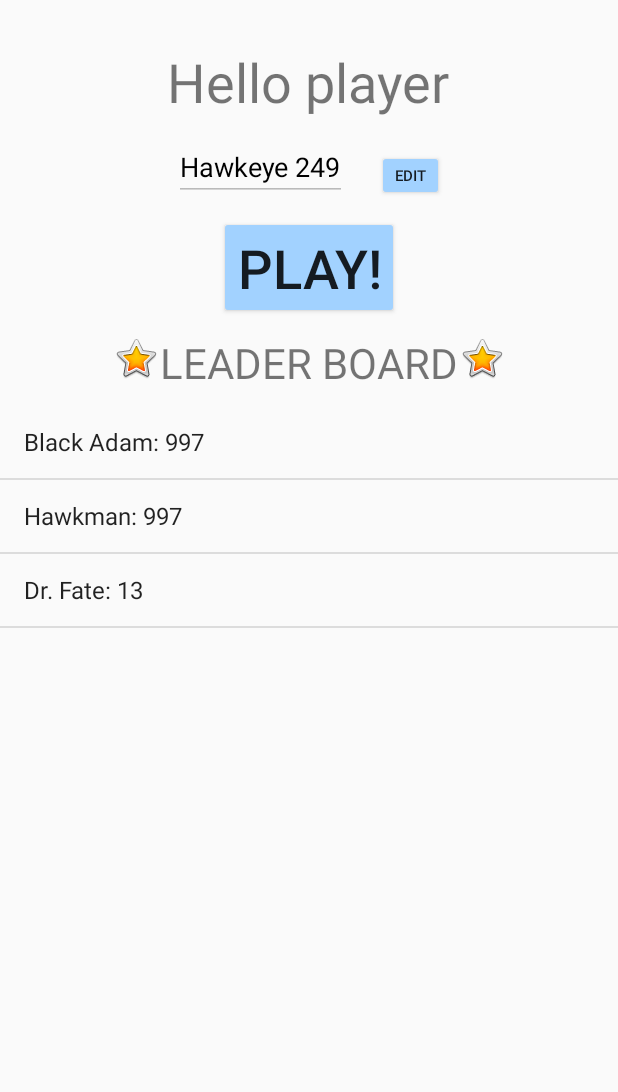
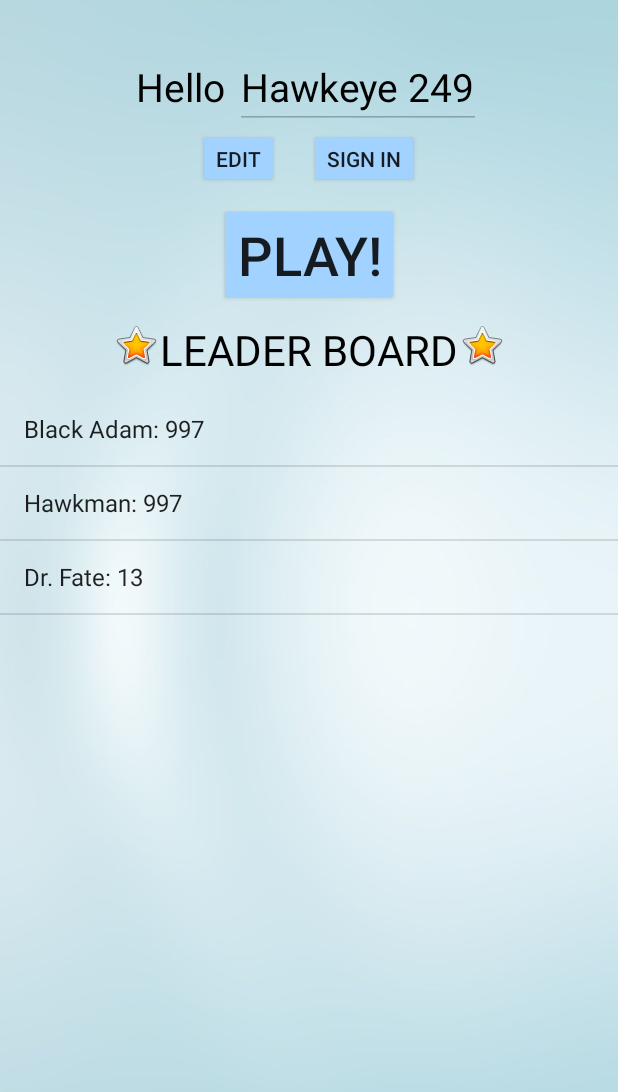
Before and after one commit to icecube127/GuessTheMovie, an Android app: the screen it shows after launch (ProfilePage), after a tap on "PLAY AS GUEST", on a phone screen of 412 x 824 dp. Shown: the top 1092 px of the screen. Run offline under Robolectric (Android 15) with nearby library versions, the phone set to English and light mode, and no system bars; our stand-ins replace Firebase (no records; nobody signed in at launch, a user with empty details on screens opened directly); libraries missing offline, so code that uses them is left out: com.firebase.ui.

Commit message:
sign in complete.
1. sign in page will handle all scenarios.
2. profile page will show user's name and user able to edit it.
3. profile page support sign out.

```diff
--- a/app/src/main/java/edu/utap/guessthemovie/MainActivity.kt
+++ b/app/src/main/java/edu/utap/guessthemovie/MainActivity.kt
@@ -15,12 +15,12 @@ class MainActivity : AppCompatActivity() {
     }
     private val viewModel: MainViewModel by viewModels()
 
-    private lateinit var userName: String
     private lateinit var binding: ActivityMainBinding
 
     private val signInLauncher =
         registerForActivityResult(FirebaseAuthUIActivityResultContract()) {
             viewModel.updateUser()
+            playGame()
         }
 
     override fun onCreate(savedInstanceState: Bundle?) {
@@ -29,6 +29,15 @@ class MainActivity : AppCompatActivity() {
         setContentView(activityMainBinding.root)
         binding = activityMainBinding
 
+        val user = FirebaseAuth.getInstance().currentUser
+        if (user == null) {
+            binding.btnSignin.text = "Sign In"
+            binding.btnGuest.text = "Play as Guest"
+        } else{
+            binding.btnSignin.text = "Sign Out"
+            binding.btnGuest.text = "Play"
+        }
+
         binding.btnSignin.setOnClickListener {
             Log.d("XXXX", "This should go to sign page")
             // XXXXX WRITE ME
@@ -36,28 +45,18 @@ class MainActivity : AppCompatActivity() {
             if(user == null){
                 println( "...... In log in  ${user?.displayName} email ${user?.email}")
                 AuthInit(viewModel, signInLauncher)
+            } else {
+                viewModel.signOut()
             }
         }
 
         binding.btnGuest.setOnClickListener {
-            playAsGuest()
-        }
-
-        binding.btnSignout.setOnClickListener{
-            val user = FirebaseAuth.getInstance().currentUser
-            if (user != null) {
-                println( "...... In log out ${user.displayName} email ${user.email}")
-                viewModel.signOut()
-                val user = FirebaseAuth.getInstance().currentUser
-                println( "...... After log out ${user?.displayName} email ${user?.email}")
-            }
+            playGame()
         }
     }
 
-    private fun playAsGuest() {
-        userName = "guest"
+    private fun playGame() {
         val selectionScreenIntent = Intent(this, ProfilePage::class.java)
-        selectionScreenIntent.putExtra("username", userName)
         startActivity(selectionScreenIntent)
     }
 }
--- a/app/src/main/java/edu/utap/guessthemovie/ProfilePage.kt
+++ b/app/src/main/java/edu/utap/guessthemovie/ProfilePage.kt
@@ -4,12 +4,18 @@ import android.R
 import android.content.Intent
 import android.os.Bundle
 import android.provider.ContactsContract.Profile
+import android.util.Log
 import android.widget.ArrayAdapter
+import androidx.activity.viewModels
 import androidx.appcompat.app.AppCompatActivity
+import com.firebase.ui.auth.FirebaseAuthUIActivityResultContract
+import com.google.android.material.snackbar.Snackbar
+import com.google.firebase.auth.FirebaseAuth
 import edu.utap.guessthemovie.databinding.ProfileMainBinding
 
 class ProfilePage : AppCompatActivity() {
 
+    private val viewModel: MainViewModel by viewModels()
     class LeaderBoard(var name: String, var score: Int){
         override fun toString(): String {
                 return this.name + ": " + this.score
@@ -21,21 +27,37 @@ class ProfilePage : AppCompatActivity() {
     private var userName = ""
     private val guestNames = listOf<String>("Captain America", "Ironman", "Thor", "Hulk", "Blackwindow", "Hawkeye", "Nick Fury")
 
+    private val signInLauncher =
+        registerForActivityResult(FirebaseAuthUIActivityResultContract()) {
+                result ->
+            if (result.resultCode == RESULT_OK) {
+                // Successfully signed in
+                val user = FirebaseAuth.getInstance().currentUser
+                if (user != null){
+                    viewModel.updateUser()
+                }
+                // ...
+            } else {
+                Log.d("XXXXXX", "Sign in error")
+            }
+        }
+
     override fun onCreate(savedInstanceState: Bundle?) {
         super.onCreate(savedInstanceState)
         binding = ProfileMainBinding.inflate(layoutInflater)
         setContentView(binding.root)
 
-        val activityThatCalled = intent
         // display the player's name
-        userName = activityThatCalled.extras?.getString("username").toString()
-        if (userName == "guest") {
+        val user = FirebaseAuth.getInstance().currentUser
+        if (user != null) {
+            userName = user.displayName.toString()
+        }else {
             userName = randomName()
         }
-
         binding.tvName.hint = userName
         binding.tvName.isEnabled = false
 
+        // this set up editing user name
         binding.btnEditName.setOnClickListener {
             if(binding.btnEditName.text == "Edit") {
                 binding.btnEditName.text = "Submit"
@@ -46,9 +68,24 @@ class ProfilePage : AppCompatActivity() {
                 binding.tvName.hint = userName
                 binding.btnEditName.text = "Edit"
                 binding.tvName.isEnabled = false
+                AuthInit.setDisplayName(userName, viewModel)
+            }
+        }
 
-                // XXXXX WRITE ME
-                // need to grab user score and name from DB
+        // set up the sign in and out button
+        if(user == null) {
+            binding.btnSignIn.text = "Sign In"
+        } else {
+            binding.btnSignIn.text = "Sign Out"
+        }
+        binding.btnSignIn.setOnClickListener {
+            if (user == null) {
+                val mainActivityIntent = Intent(this, MainActivity::class.java)
+                startActivity(mainActivityIntent)
+            } else {
+                viewModel.signOut()
+                val mainActivityIntent = Intent(this, MainActivity::class.java)
+                startActivity(mainActivityIntent)
             }
         }
 
--- a/app/src/main/res/layout/game_main.xml
+++ b/app/src/main/res/layout/game_main.xml
@@ -5,7 +5,8 @@
     android:orientation="vertical"
     android:layout_width="match_parent"
     android:layout_height="match_parent"
-    android:gravity="center_horizontal">
+    android:gravity="center_horizontal"
+    android:background="@drawable/background">
 
     <TextView
         android:id="@+id/titleHint"
--- a/app/src/main/res/layout/profile_main.xml
+++ b/app/src/main/res/layout/profile_main.xml
@@ -4,41 +4,58 @@
     android:orientation="vertical"
     android:gravity="center_horizontal"
     android:layout_width="match_parent"
-    android:layout_height="match_parent">
+    android:layout_height="match_parent"
+    android:background="@drawable/background">
 
+    <LinearLayout
+        android:layout_width="wrap_content"
+        android:layout_height="wrap_content"
+        android:orientation="horizontal"
+        android:layout_marginTop="30dp"
+        >
     <TextView
         android:layout_width="wrap_content"
         android:layout_height="wrap_content"
-        android:text="Hello player"
+        android:text="Hello "
         android:id="@+id/tv_hello"
-        android:textSize="36sp"
-        android:layout_marginTop="30dp"
+        android:textSize="26sp"
+        android:textColor="@color/black"
         />
+    <EditText
+        android:layout_width="wrap_content"
+        android:layout_height="wrap_content"
+        android:id="@+id/tv_name"
+        android:textSize="26sp"
+        android:maxLength="20"
+        android:textColorHint="@color/black"
+        android:textColor="@color/black"
+        />
+    </LinearLayout>
     <LinearLayout
         android:layout_width="wrap_content"
         android:layout_height="wrap_content"
+        android:gravity="center_horizontal"
         >
-        <EditText
+        <Button
             android:layout_width="wrap_content"
             android:layout_height="wrap_content"
-            android:id="@+id/tv_name"
-            android:textSize="18sp"
-            android:layout_marginTop="10dp"
-            android:maxLength="20"
-            android:textColorHint="@color/black"
-            android:textColor="@color/black"
+            android:id="@+id/btn_editName"
+            android:textSize="14sp"
+            android:text="Edit"
+            android:backgroundTint="@color/teal"
+            android:minHeight="0dp"
+            android:minWidth="0dp"
             />
         <Button
             android:layout_width="wrap_content"
             android:layout_height="wrap_content"
-            android:id="@+id/btn_editName"
-            android:textSize="10sp"
-            android:text="Edit"
+            android:id="@+id/btn_signIn"
+            android:textSize="14sp"
+            android:text="Sign In"
             android:layout_marginStart="20dp"
             android:backgroundTint="@color/teal"
             android:minHeight="0dp"
             android:minWidth="0dp"
-            android:layout_gravity="bottom"
             />
     </LinearLayout>
     <Button
@@ -68,6 +85,7 @@
             android:text="LEADER BOARD"
             android:id="@+id/leaderText"
             android:textSize="28sp"
+            android:textColor="@color/black"
             />
 
         <ImageView
```
Also changed, not shown: app/src/main/res/layout/activity_main.xml (+6 -13 lines), app/src/main/res/drawable/background.jpg (added), app/src/main/res/drawable/moveposter.jpg (deleted).
